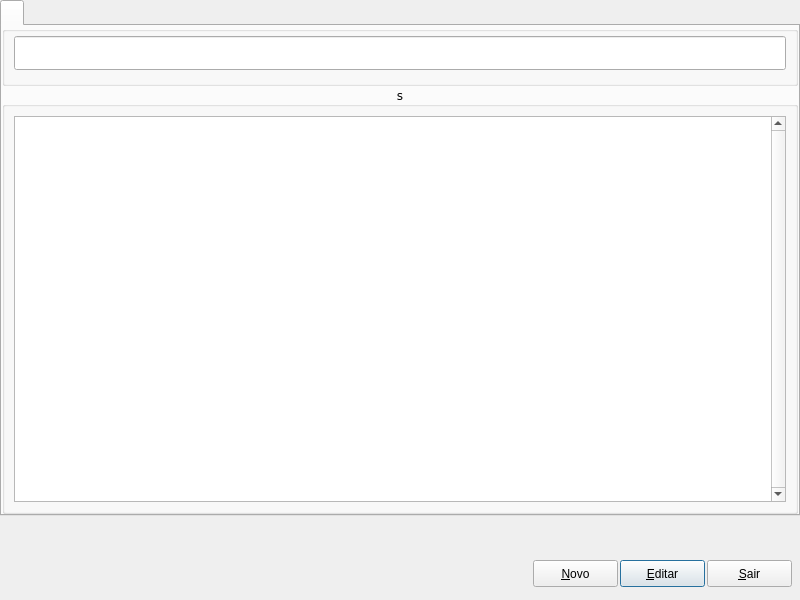
Old version of the form Projects/Blink/libs/common/managersupplier.ui in the repository MarcoBueno1/qrad.
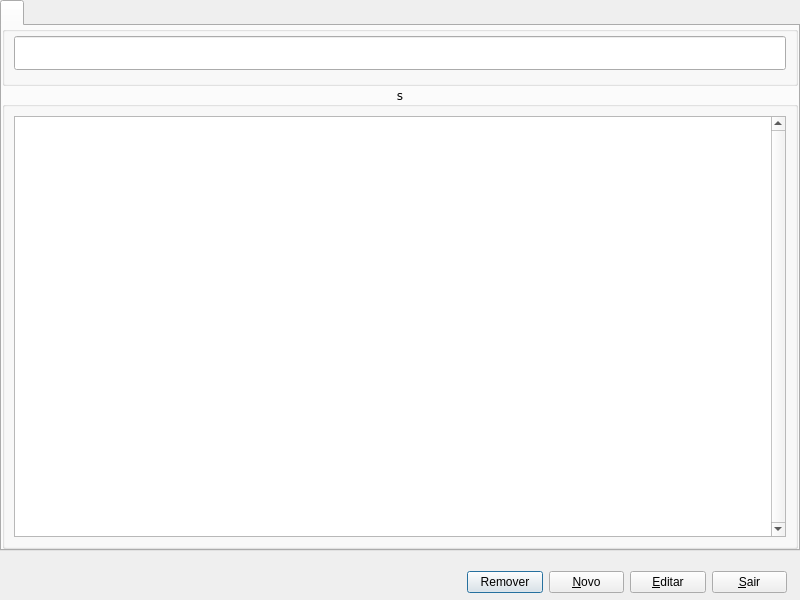
New version of the form. Icons and pictures are not drawn. Custom widgets are drawn as their Qt base class.

Diff of the .ui file:
```diff
--- a/Projects/Blink/libs/common/managersupplier.ui
+++ b/Projects/Blink/libs/common/managersupplier.ui
@@ -23,7 +23,7 @@
      <x>0</x>
      <y>0</y>
      <width>800</width>
-     <height>516</height>
+     <height>551</height>
     </rect>
    </property>
    <property name="font">
@@ -98,12 +98,18 @@
           <property name="sortingEnabled">
            <bool>true</bool>
           </property>
+          <attribute name="horizontalHeaderDefaultSectionSize">
+           <number>50</number>
+          </attribute>
           <attribute name="horizontalHeaderMinimumSectionSize">
            <number>20</number>
           </attribute>
           <attribute name="verticalHeaderVisible">
            <bool>false</bool>
           </attribute>
+          <attribute name="verticalHeaderDefaultSectionSize">
+           <number>20</number>
+          </attribute>
           <attribute name="verticalHeaderMinimumSectionSize">
            <number>18</number>
           </attribute>
@@ -184,45 +190,46 @@
     </layout>
    </widget>
   </widget>
-  <widget class="QPushButton" name="PshBtnEditar">
+  <widget class="QWidget" name="">
    <property name="geometry">
     <rect>
-     <x>620</x>
-     <y>560</y>
-     <width>85</width>
-     <height>27</height>
+     <x>467</x>
+     <y>570</y>
+     <width>320</width>
+     <height>25</height>
     </rect>
    </property>
+   <layout class="QHBoxLayout" name="horizontalLayout_2">
+    <item>
+     <widget class="QPushButton" name="PshBtnRemove">
    <property name="text">
-    <string>&amp;Editar</string>
-   </property>
-  </widget>
+       <string>Remover</string>
+      </property>
+     </widget>
+    </item>
+    <item>
   <widget class="QPushButton" name="PshBtnNovo">
-   <property name="geometry">
-    <rect>
-     <x>533</x>
-     <y>560</y>
-     <width>85</width>
-     <height>27</height>
-    </rect>
-   </property>
    <property name="text">
     <string>&amp;Novo</string>
    </property>
   </widget>
+    </item>
+    <item>
+     <widget class="QPushButton" name="PshBtnEditar">
+      <property name="text">
+       <string>&amp;Editar</string>
+      </property>
+     </widget>
+    </item>
+    <item>
   <widget class="QPushButton" name="PshBtnSair">
-   <property name="geometry">
-    <rect>
-     <x>707</x>
-     <y>560</y>
-     <width>85</width>
-     <height>27</height>
-    </rect>
-   </property>
    <property name="text">
     <string>&amp;Sair</string>
    </property>
   </widget>
+    </item>
+   </layout>
+  </widget>
  </widget>
  <customwidgets>
   <customwidget>
```
Left out of the diff: 8 changed lines with no effect on the pictures. Lines whose indentation alone changed are shown as unchanged.
